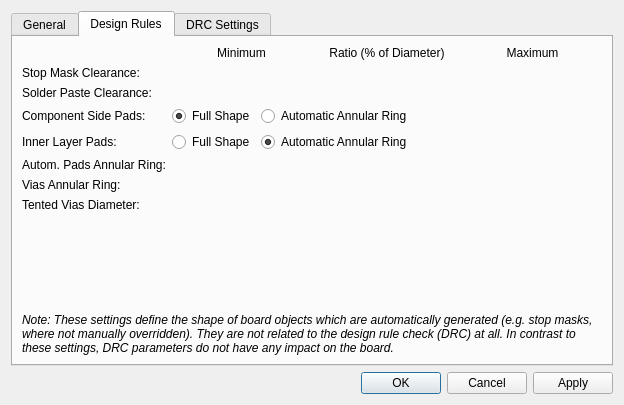
Qt form libs/librepcb/editor/project/board/boardsetupdialog.ui (LibrePCB/LibrePCB) before a commit.
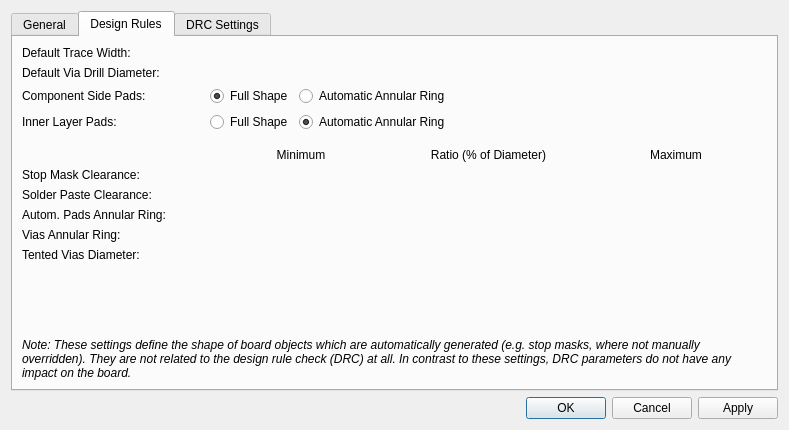
The same form after that commit. The open tabs and pages were chosen to show the change. Icons and pictures are not drawn. Custom widgets are drawn as their Qt base class.

Commit message: Specify default trace width in design rules & net class

Patch:
```diff
--- a/libs/librepcb/editor/project/board/boardsetupdialog.ui
+++ b/libs/librepcb/editor/project/board/boardsetupdialog.ui
@@ -6,8 +6,8 @@
    <rect>
     <x>0</x>
     <y>0</y>
-    <width>624</width>
-    <height>405</height>
+    <width>789</width>
+    <height>430</height>
    </rect>
   </property>
   <property name="windowTitle">
@@ -225,37 +225,63 @@
        <string>Design Rules</string>
       </attribute>
       <layout class="QGridLayout" name="gridLayout">
-       <item row="0" column="2">
-        <widget class="QLabel" name="label_5">
-         <property name="text">
-          <string>Ratio (% of Diameter)</string>
-         </property>
-         <property name="alignment">
-          <set>Qt::AlignCenter</set>
-         </property>
-        </widget>
+       <item row="7" column="1">
+        <widget class="librepcb::editor::UnsignedLengthEdit" name="edtRulesStopMaskClrMin" native="true"/>
        </item>
-       <item row="3" column="2">
-        <widget class="librepcb::editor::UnsignedRatioEdit" name="edtRulesSolderPasteClrRatio" native="true"/>
+       <item row="7" column="2">
+        <widget class="librepcb::editor::UnsignedRatioEdit" name="edtRulesStopMaskClrRatio" native="true"/>
        </item>
-       <item row="2" column="3">
-        <widget class="librepcb::editor::UnsignedLengthEdit" name="edtRulesStopMaskClrMax" native="true"/>
+       <item row="3" column="1" colspan="3">
+        <layout class="QHBoxLayout" name="horizontalLayout_3" stretch="0,1">
+         <item>
+          <widget class="QRadioButton" name="rbtnRulesInnerPadFullShape">
+           <property name="text">
+            <string>Full Shape</string>
+           </property>
+           <attribute name="buttonGroup">
+            <string notr="true">btnGroupRulesInnerPadShape</string>
+           </attribute>
+          </widget>
+         </item>
+         <item>
+          <widget class="QRadioButton" name="rbtnRulesInnerPadAutoAnnular">
+           <property name="text">
+            <string>Automatic Annular Ring</string>
+           </property>
+           <property name="checked">
+            <bool>true</bool>
+           </property>
+           <attribute name="buttonGroup">
+            <string notr="true">btnGroupRulesInnerPadShape</string>
+           </attribute>
+          </widget>
+         </item>
+        </layout>
        </item>
-       <item row="7" column="0">
-        <widget class="QLabel" name="label_10">
+       <item row="1" column="1">
+        <widget class="librepcb::editor::PositiveLengthEdit" name="edtDefaultViaDrill" native="true"/>
+       </item>
+       <item row="0" column="0">
+        <widget class="QLabel" name="label_36">
          <property name="text">
-          <string>Vias Annular Ring:</string>
+          <string>Default Trace Width:</string>
          </property>
         </widget>
        </item>
-       <item row="5" column="0">
-        <widget class="QLabel" name="label_13">
+       <item row="12" column="1">
+        <widget class="librepcb::editor::UnsignedLengthEdit" name="edtRulesViaAnnularRingMin" native="true"/>
+       </item>
+       <item row="13" column="3">
+        <widget class="librepcb::editor::UnsignedLengthEdit" name="edtRulesStopMaskMaxViaDia" native="true"/>
+       </item>
+       <item row="11" column="0">
+        <widget class="QLabel" name="label_7">
          <property name="text">
-          <string>Inner Layer Pads:</string>
+          <string>Autom. Pads Annular Ring:</string>
          </property>
         </widget>
        </item>
-       <item row="9" column="0" colspan="4">
+       <item row="14" column="0" colspan="4">
         <widget class="QLabel" name="label_3">
          <property name="sizePolicy">
           <sizepolicy hsizetype="Preferred" vsizetype="Expanding">
@@ -279,17 +305,113 @@
          </property>
         </widget>
        </item>
-       <item row="3" column="0">
+       <item row="7" column="0">
+        <widget class="QLabel" name="label_4">
+         <property name="text">
+          <string>Stop Mask Clearance:</string>
+         </property>
+        </widget>
+       </item>
+       <item row="12" column="0">
+        <widget class="QLabel" name="label_10">
+         <property name="text">
+          <string>Vias Annular Ring:</string>
+         </property>
+        </widget>
+       </item>
+       <item row="5" column="1">
+        <widget class="QLabel" name="label_8">
+         <property name="text">
+          <string>Minimum</string>
+         </property>
+         <property name="alignment">
+          <set>Qt::AlignCenter</set>
+         </property>
+        </widget>
+       </item>
+       <item row="5" column="3">
+        <widget class="QLabel" name="label_9">
+         <property name="text">
+          <string>Maximum</string>
+         </property>
+         <property name="alignment">
+          <set>Qt::AlignCenter</set>
+         </property>
+        </widget>
+       </item>
+       <item row="8" column="0">
         <widget class="QLabel" name="label_11">
          <property name="text">
           <string>Solder Paste Clearance:</string>
          </property>
         </widget>
        </item>
-       <item row="7" column="3">
-        <widget class="librepcb::editor::UnsignedLengthEdit" name="edtRulesViaAnnularRingMax" native="true"/>
+       <item row="11" column="3">
+        <widget class="librepcb::editor::UnsignedLengthEdit" name="edtRulesPadAnnularRingMax" native="true"/>
        </item>
-       <item row="4" column="1" colspan="3">
+       <item row="3" column="0">
+        <widget class="QLabel" name="label_13">
+         <property name="text">
+          <string>Inner Layer Pads:</string>
+         </property>
+        </widget>
+       </item>
+       <item row="11" column="1">
+        <widget class="librepcb::editor::UnsignedLengthEdit" name="edtRulesPadAnnularRingMin" native="true"/>
+       </item>
+       <item row="1" column="0">
+        <widget class="QLabel" name="label_35">
+         <property name="text">
+          <string>Default Via Drill Diameter:</string>
+         </property>
+        </widget>
+       </item>
+       <item row="5" column="2">
+        <widget class="QLabel" name="label_5">
+         <property name="text">
+          <string>Ratio (% of Diameter)</string>
+         </property>
+         <property name="alignment">
+          <set>Qt::AlignCenter</set>
+         </property>
+        </widget>
+       </item>
+       <item row="11" column="2">
+        <widget class="librepcb::editor::UnsignedRatioEdit" name="edtRulesPadAnnularRingRatio" native="true"/>
+       </item>
+       <item row="8" column="3">
+        <widget class="librepcb::editor::UnsignedLengthEdit" name="edtRulesSolderPasteClrMax" native="true"/>
+       </item>
+       <item row="2" column="0">
+        <widget class="QLabel" name="label_12">
+         <property name="text">
+          <string>Component Side Pads:</string>
+         </property>
+        </widget>
+       </item>
+       <item row="8" column="2">
+        <widget class="librepcb::editor::UnsignedRatioEdit" name="edtRulesSolderPasteClrRatio" native="true"/>
+       </item>
+       <item row="8" column="1">
+        <widget class="librepcb::editor::UnsignedLengthEdit" name="edtRulesSolderPasteClrMin" native="true"/>
+       </item>
+       <item row="0" column="1">
+        <widget class="librepcb::editor::PositiveLengthEdit" name="edtDefaultTraceWidth" native="true"/>
+       </item>
+       <item row="13" column="0">
+        <widget class="QLabel" name="label_6">
+         <property name="toolTip">
+          <string>Vias with a drill diameter up to this diameter will be covered with solder resist (if not manually overridden). For larger vias, a stop mask opening is added.</string>
+         </property>
+         <property name="text">
+          <string>Tented Vias Diameter:</string>
+         </property>
+        </widget>
+       </item>
+       <item row="12" column="2">
+        <widget class="librepcb::editor::UnsignedRatioEdit" name="edtRulesViaAnnularRingRatio" native="true"/>
+       </item>
+       <item row="2" column="1" colspan="3">
         <layout class="QHBoxLayout" name="horizontalLayout_2">
          <item>
           <widget class="QRadioButton" name="rbtnRulesCmpSidePadFullShape">
@@ -363,113 +485,27 @@
          </item>
         </layout>
        </item>
-       <item row="6" column="2">
-        <widget class="librepcb::editor::UnsignedRatioEdit" name="edtRulesPadAnnularRingRatio" native="true"/>
+       <item row="7" column="3">
+        <widget class="librepcb::editor::UnsignedLengthEdit" name="edtRulesStopMaskClrMax" native="true"/>
        </item>
-       <item row="2" column="1">
-        <widget class="librepcb::editor::UnsignedLengthEdit" name="edtRulesStopMaskClrMin" native="true"/>
-       </item>
-       <item row="5" column="1" colspan="3">
-        <layout class="QHBoxLayout" name="horizontalLayout_3" stretch="0,1">
-         <item>
-          <widget class="QRadioButton" name="rbtnRulesInnerPadFullShape">
-           <property name="text">
-            <string>Full Shape</string>
-           </property>
-           <attribute name="buttonGroup">
-            <string notr="true">btnGroupRulesInnerPadShape</string>
-           </attribute>
-          </widget>
-         </item>
-         <item>
-          <widget class="QRadioButton" name="rbtnRulesInnerPadAutoAnnular">
-           <property name="text">
-            <string>Automatic Annular Ring</string>
-           </property>
-           <property name="checked">
-            <bool>true</bool>
-           </property>
-           <attribute name="buttonGroup">
-            <string notr="true">btnGroupRulesInnerPadShape</string>
-           </attribute>
-          </widget>
-         </item>
-        </layout>
-       </item>
-       <item row="6" column="0">
-        <widget class="QLabel" name="label_7">
-         <property name="text">
-          <string>Autom. Pads Annular Ring:</string>
-         </property>
-        </widget>
-       </item>
-       <item row="2" column="0">
-        <widget class="QLabel" name="label_4">
-         <property name="text">
-          <string>Stop Mask Clearance:</string>
-         </property>
-        </widget>
-       </item>
-       <item row="0" column="3">
-        <widget class="QLabel" name="label_9">
-         <property name="text">
-          <string>Maximum</string>
-         </property>
-         <property name="alignment">
-          <set>Qt::AlignCenter</set>
-         </property>
-        </widget>
-       </item>
-       <item row="7" column="2">
-        <widget class="librepcb::editor::UnsignedRatioEdit" name="edtRulesViaAnnularRingRatio" native="true"/>
+       <item row="12" column="3">
+        <widget class="librepcb::editor::UnsignedLengthEdit" name="edtRulesViaAnnularRingMax" native="true"/>
        </item>
        <item row="4" column="0">
-        <widget class="QLabel" name="label_12">
-         <property name="text">
-          <string>Component Side Pads:</string>
+        <spacer name="verticalSpacer_2">
+         <property name="orientation">
+          <enum>Qt::Vertical</enum>
          </property>
-        </widget>
-       </item>
-       <item row="3" column="3">
-        <widget class="librepcb::editor::UnsignedLengthEdit" name="edtRulesSolderPasteClrMax" native="true"/>
-       </item>
-       <item row="6" column="3">
-        <widget class="librepcb::editor::UnsignedLengthEdit" name="edtRulesPadAnnularRingMax" native="true"/>
-       </item>
-       <item row="3" column="1">
-        <widget class="librepcb::editor::UnsignedLengthEdit" name="edtRulesSolderPasteClrMin" native="true"/>
-       </item>
-       <item row="2" column="2">
-        <widget class="librepcb::editor::UnsignedRatioEdit" name="edtRulesStopMaskClrRatio" native="true"/>
-       </item>
-       <item row="7" column="1">
-        <widget class="librepcb::editor::UnsignedLengthEdit" name="edtRulesViaAnnularRingMin" native="true"/>
-       </item>
-       <item row="0" column="1">
-        <widget class="QLabel" name="label_8">
-         <property name="text">
-          <string>Minimum</string>
+         <property name="sizeType">
+          <enum>QSizePolicy::Fixed</enum>
          </property>
-         <property name="alignment">
-          <set>Qt::AlignCenter</set>
+         <property name="sizeHint" stdset="0">
+          <size>
+           <width>20</width>
+           <height>10</height>
+          </size>
          </property>
-        </widget>
-       </item>
-       <item row="6" column="1">
-        <widget class="librepcb::editor::UnsignedLengthEdit" name="edtRulesPadAnnularRingMin" native="true"/>
-       </item>
-       <item row="8" column="0">
-        <widget class="QLabel" name="label_6">
-         <property name="toolTip">
-          <string>Vias with a drill diameter up to this diameter will be covered with solder resist (if not manually overridden). For larger vias, a stop mask opening is added.</string>
-         </property>
-         <property name="text">
-          <string>Tented Vias Diameter:</string>
-         </property>
-        </widget>
-       </item>
-       <item row="8" column="3">
-        <widget class="librepcb::editor::UnsignedLengthEdit" name="edtRulesStopMaskMaxViaDia" native="true"/>
+        </spacer>
        </item>
       </layout>
      </widget>
```
Left out of the diff: 6 changed lines with no effect on the pictures. The commit also changes 25 other files.
